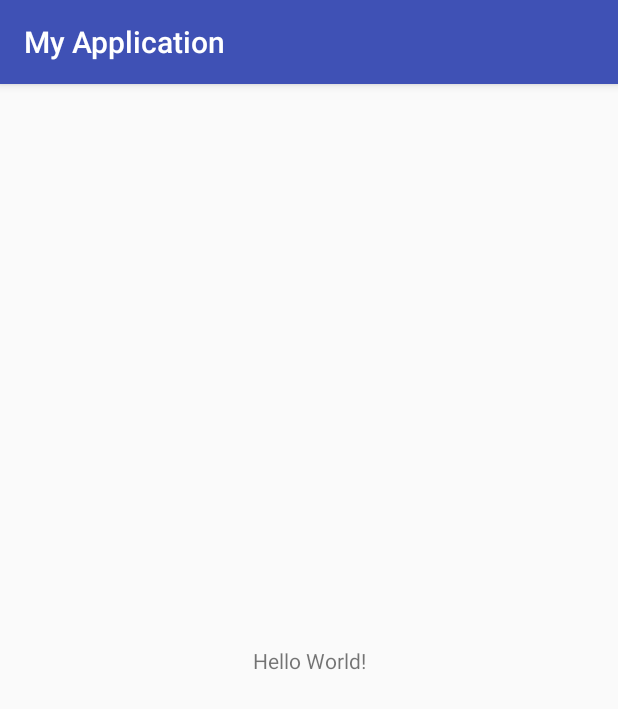
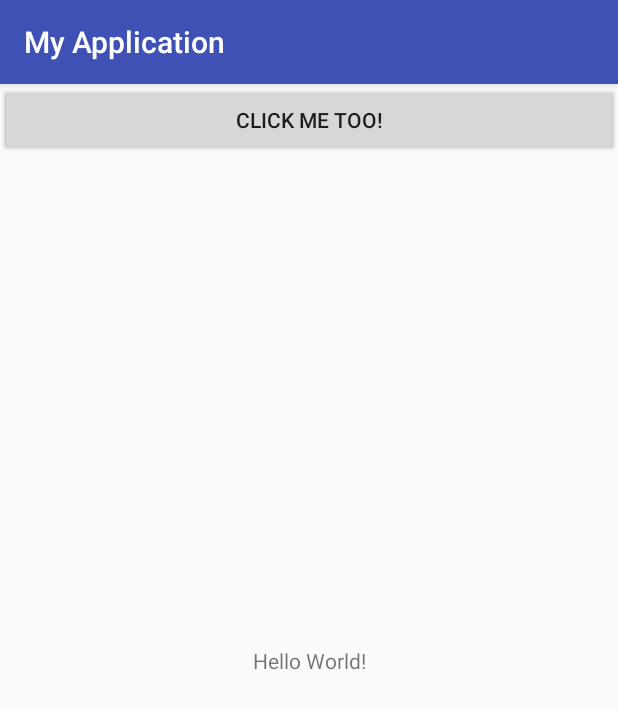
Before and after one commit to Asafvm/ExampleProgram1, an Android app: the screen it shows after launch (MainActivity), on a phone screen of 412 x 824 dp. Shown: the top 709 px of the screen. Run offline under Robolectric (Android 15) with nearby library versions, the light colour scheme and no system bars; 1 statement that could not run was skipped.

Commit message:
16.03.18 error

```diff
--- a/app/src/main/java/com/example/asafv/myapplication/MainActivity.java
+++ b/app/src/main/java/com/example/asafv/myapplication/MainActivity.java
@@ -18,8 +18,17 @@ public class MainActivity extends AppCompatActivity {
         Log.v(TAG, "v-onCreate");
         Log.w(TAG, "w-onCreate");
 
+        Button btn2 = (Button)findViewById(btn2);
+
+
+
     }
 
+
+    public void btn2Click(){
+        Log.d(TAG, "Clicked!");
+
+    }
     @Override
     protected void onStart() {
         super.onStart();
--- a/app/src/main/res/layout/activity_main.xml
+++ b/app/src/main/res/layout/activity_main.xml
@@ -15,4 +15,21 @@
         app:layout_constraintRight_toRightOf="parent"
         app:layout_constraintTop_toTopOf="parent" />
 
+    <Button
+        android:layout_weight="1"
+        android:layout_width="match_parent"
+        android:layout_height="wrap_content"
+        android:text="@string/mainButton1"
+        />
+
+
+    <Button
+        android:id="@+id/btn2"
+        android:layout_weight="2"
+        android:onClick="btn2Click"
+        app:layout_constraintHorizontal_weight="2"
+        android:layout_width="match_parent"
+        android:layout_height="wrap_content"
+        android:text="@string/mainButton2"
+        />
 </android.support.constraint.ConstraintLayout>
--- a/app/src/main/res/values/strings.xml
+++ b/app/src/main/res/values/strings.xml
@@ -1,3 +1,5 @@
 <resources>
     <string name="app_name">My Application</string>
+    <string name="mainButton1">Click Me!</string>
+    <string name="mainButton2">Click Me Too!</string>
 </resources>
```
